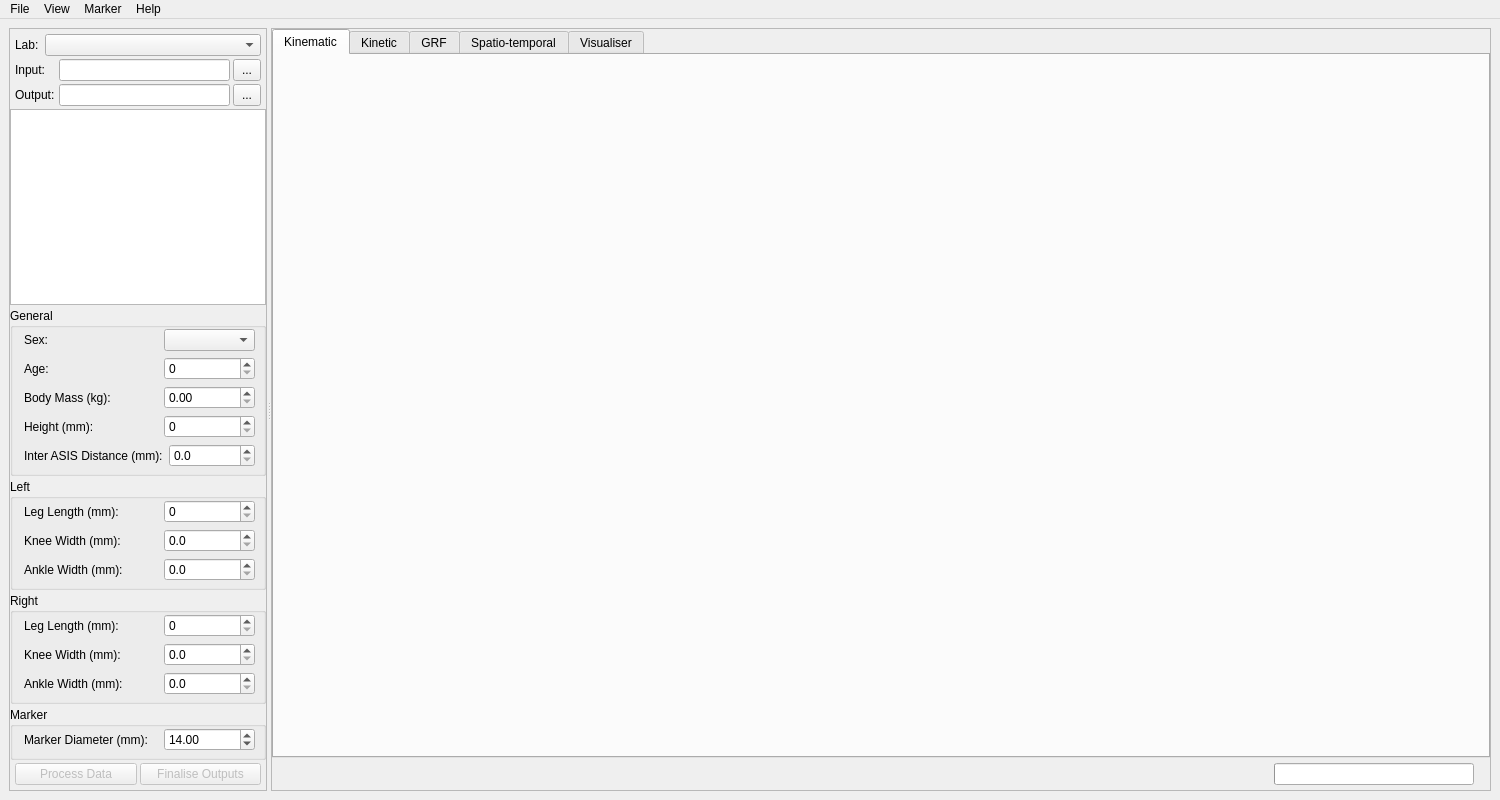
tsalemink/C3D-parser, file src/c3d_parser/view/qt/main_window.ui: the form before one commit.
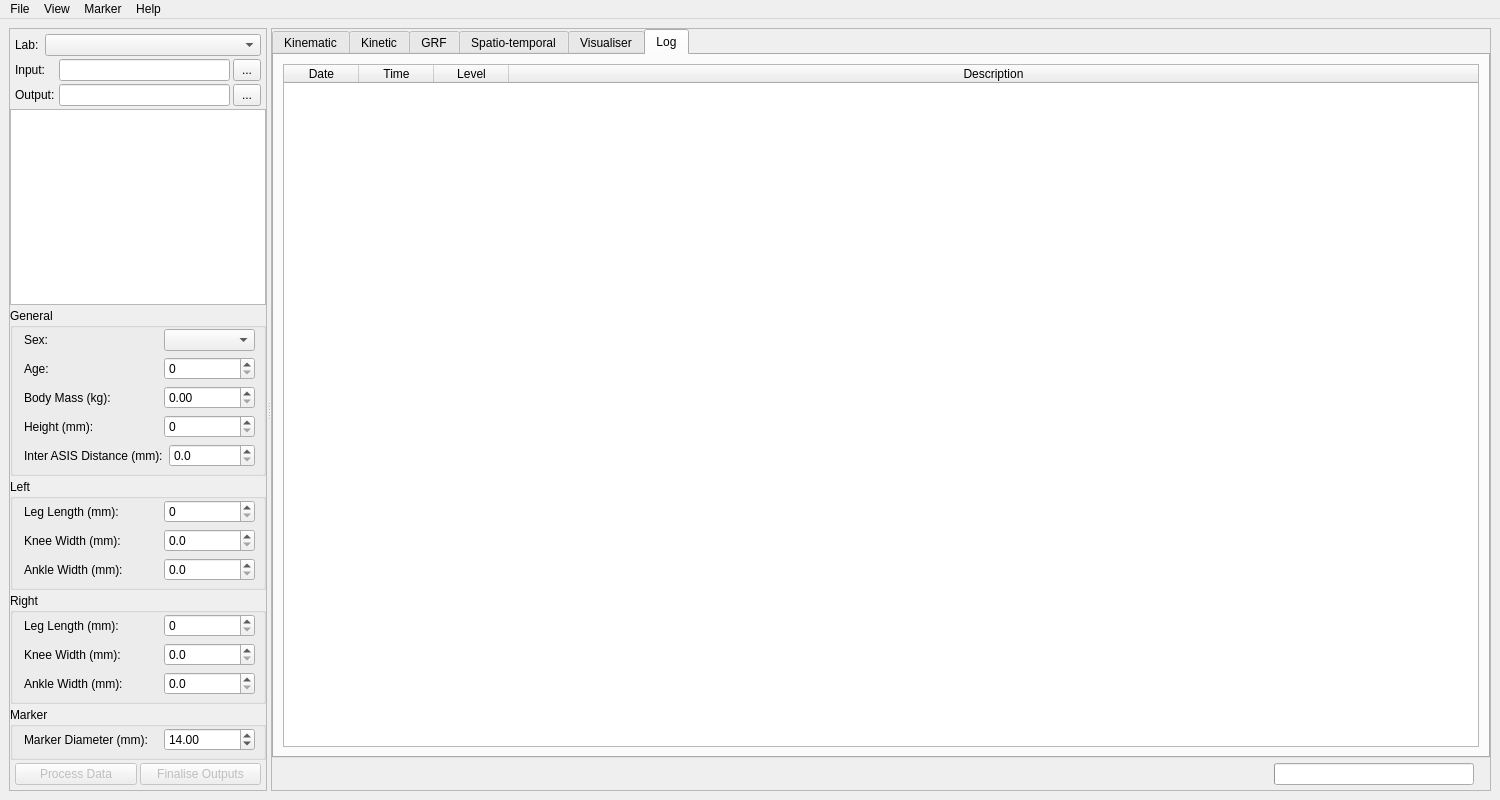
The form after the commit. Icons and pictures are not drawn. Custom widgets are drawn as their Qt base class.

Patch:
```diff
--- a/src/c3d_parser/view/qt/main_window.ui
+++ b/src/c3d_parser/view/qt/main_window.ui
@@ -809,7 +809,7 @@
         <item>
          <widget class="QTabWidget" name="tabWidget">
           <property name="currentIndex">
-           <number>0</number>
+           <number>5</number>
           </property>
           <widget class="QWidget" name="tabKinematic">
            <attribute name="title">
@@ -900,6 +900,124 @@
            </attribute>
            <layout class="QVBoxLayout" name="verticalLayout_13"/>
           </widget>
+          <widget class="QWidget" name="tabLog">
+           <attribute name="title">
+            <string>Log</string>
+           </attribute>
+           <layout class="QVBoxLayout" name="verticalLayout_14">
+            <item>
+             <widget class="QTableWidget" name="tableLog">
+              <property name="enabled">
+               <bool>true</bool>
+              </property>
+              <property name="mouseTracking">
+               <bool>false</bool>
+              </property>
+              <property name="autoFillBackground">
+               <bool>false</bool>
+              </property>
+              <property name="inputMethodHints">
+               <set>Qt::InputMethodHint::ImhNone</set>
+              </property>
+              <property name="frameShadow">
+               <enum>QFrame::Shadow::Raised</enum>
+              </property>
+              <property name="editTriggers">
+               <set>QAbstractItemView::EditTrigger::NoEditTriggers</set>
+              </property>
+              <property name="tabKeyNavigation">
+               <bool>false</bool>
+              </property>
+              <property name="showDropIndicator" stdset="0">
+               <bool>false</bool>
+              </property>
+              <property name="dragDropOverwriteMode">
+               <bool>false</bool>
+              </property>
+              <property name="alternatingRowColors">
+               <bool>false</bool>
+              </property>
+              <property name="selectionMode">
+               <enum>QAbstractItemView::SelectionMode::SingleSelection</enum>
+              </property>
+              <property name="selectionBehavior">
+               <enum>QAbstractItemView::SelectionBehavior::SelectRows</enum>
+              </property>
+              <property name="showGrid">
+               <bool>false</bool>
+              </property>
+              <property name="gridStyle">
+               <enum>Qt::PenStyle::NoPen</enum>
+              </property>
+              <property name="sortingEnabled">
+               <bool>true</bool>
+              </property>
+              <property name="cornerButtonEnabled">
+               <bool>false</bool>
+              </property>
+              <property name="rowCount">
+               <number>0</number>
+              </property>
+              <property name="columnCount">
+               <number>4</number>
+              </property>
+              <attribute name="horizontalHeaderVisible">
+               <bool>true</bool>
+              </attribute>
+              <attribute name="horizontalHeaderCascadingSectionResizes">
+               <bool>true</bool>
+              </attribute>
+              <attribute name="horizontalHeaderMinimumSectionSize">
+               <number>75</number>
+              </attribute>
+              <attribute name="horizontalHeaderDefaultSectionSize">
+               <number>75</number>
+              </attribute>
+              <attribute name="horizontalHeaderHighlightSections">
+               <bool>true</bool>
+              </attribute>
+              <attribute name="horizontalHeaderShowSortIndicator" stdset="0">
+               <bool>true</bool>
+              </attribute>
+              <attribute name="horizontalHeaderStretchLastSection">
+               <bool>true</bool>
+              </attribute>
+              <attribute name="verticalHeaderVisible">
+               <bool>false</bool>
+              </attribute>
+              <attribute name="verticalHeaderMinimumSectionSize">
+               <number>15</number>
+              </attribute>
+              <attribute name="verticalHeaderDefaultSectionSize">
+               <number>20</number>
+              </attribute>
+              <attribute name="verticalHeaderHighlightSections">
+               <bool>false</bool>
+              </attribute>
+              <column>
+               <property name="text">
+                <string>Date</string>
+               </property>
+              </column>
+              <column>
+               <property name="text">
+                <string>Time</string>
+               </property>
+              </column>
+              <column>
+               <property name="text">
+                <string>Level</string>
+               </property>
+              </column>
+              <column>
+               <property name="text">
+                <string>Description</string>
+               </property>
+              </column>
+             </widget>
+            </item>
+           </layout>
+          </widget>
          </widget>
         </item>
         <item>
```
